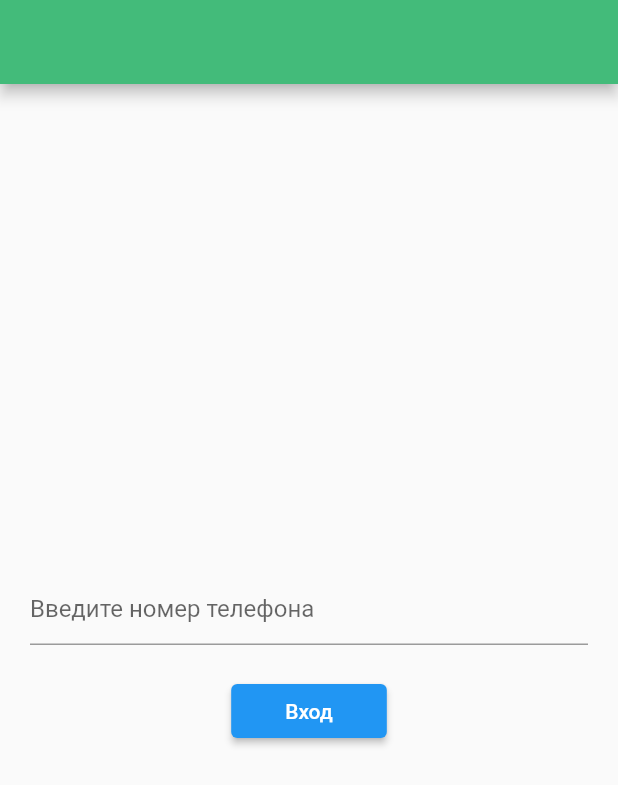
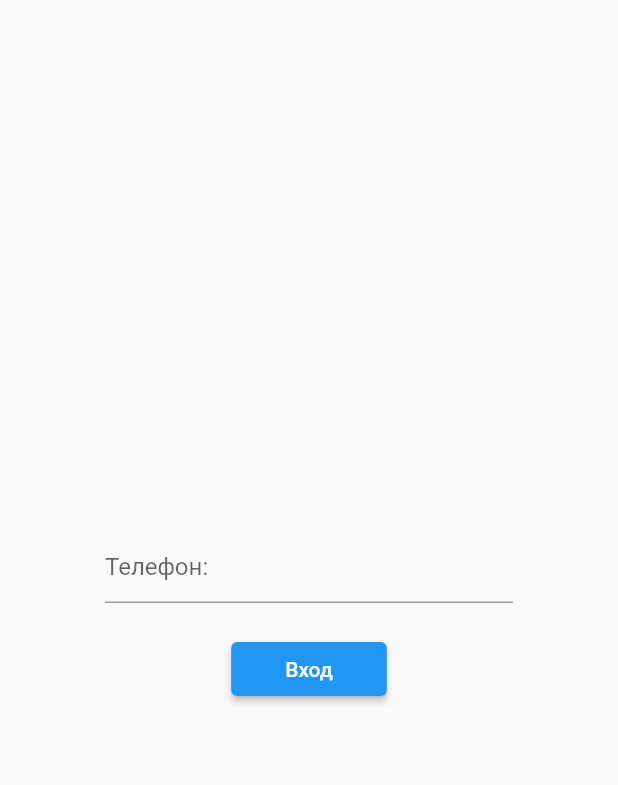
Before and after one commit to Miwa138/fr, a Flutter app: the screen it shows once a user with an empty profile is signed in, on a phone screen of 412 x 824 dp. Shown: the top 785 px of the screen. Run offline on Flutter 3.47's test engine with Material 2 defaults, Android fonts, the phone set to English and light mode, and no system bars; our stand-ins replace cloud_firestore, firebase_auth, firebase_core, google_sign_in; accounts and stored records are empty.

Commit message:
edit PhoneLoginPage

```diff
--- a/lib/view/auth/PhoneLoginPage.dart
+++ b/lib/view/auth/PhoneLoginPage.dart
@@ -80,9 +80,6 @@ class _PhoneLoginPageState extends State<PhoneLoginPage> {
   @override
   Widget build(BuildContext context) {
     return Scaffold(
-      appBar: AppBar(
-        title: Text(''),
-      ),
       body: _isLoading
           ? const Center(child: CircularProgressIndicator())
           : Padding(
@@ -90,7 +87,9 @@ class _PhoneLoginPageState extends State<PhoneLoginPage> {
         child: Column(
           mainAxisAlignment: MainAxisAlignment.center,
           children: [
-            TextField(
+            Padding(
+              padding: const EdgeInsets.symmetric(horizontal: 50),
+              child: TextField(
                 keyboardType: TextInputType.phone,
                 onChanged: (value) {
                   setState(() {
@@ -98,7 +97,8 @@ class _PhoneLoginPageState extends State<PhoneLoginPage> {
                   });
                 },
                 decoration: const InputDecoration(
-                hintText: 'Введите номер телефона',
+                  hintText: 'Телефон:',
+                ),
               ),
             ),
             const SizedBox(height: 20.0),
```
Lines whose indentation alone changed are shown as unchanged.
